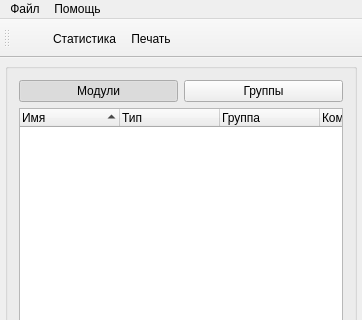
Qt form src/SVViewer/forms/mainWin.ui (Tyill/SVisual) before a commit; both pictures show x 0 to 362 and y 0 to 320 of the 362 by 708 pixel window.
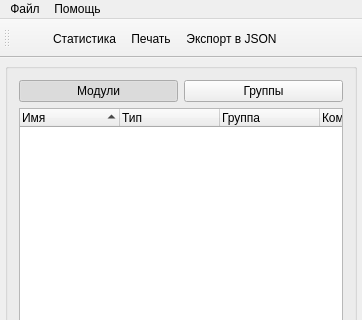
The same form after that commit. Icons and pictures are not drawn. Custom widgets are drawn as their Qt base class.

Commit message: SViewer: добавлено окно для экспорта данных в JSON

Diff of the .ui file:
```diff
--- a/src/SVViewer/forms/mainWin.ui
+++ b/src/SVViewer/forms/mainWin.ui
@@ -256,6 +256,7 @@
    <addaction name="actionOpen"/>
    <addaction name="actionStat"/>
    <addaction name="actionPrint"/>
+   <addaction name="actionExport"/>
   </widget>
   <action name="actionOpen">
    <property name="icon">
@@ -300,6 +301,15 @@
     <string>Печать</string>
    </property>
   </action>
+  <action name="actionExport">
+   <property name="icon">
+    <iconset resource="../resources/resource.qrc">
+     <normaloff>:/SVViewer/images/export.png</normaloff>:/SVViewer/images/export.png</iconset>
+   </property>
+   <property name="text">
+    <string>Экспорт в JSON</string>
+   </property>
+  </action>
  </widget>
  <layoutdefault spacing="6" margin="11"/>
  <customwidgets>
```
The commit also changes 11 other files.
